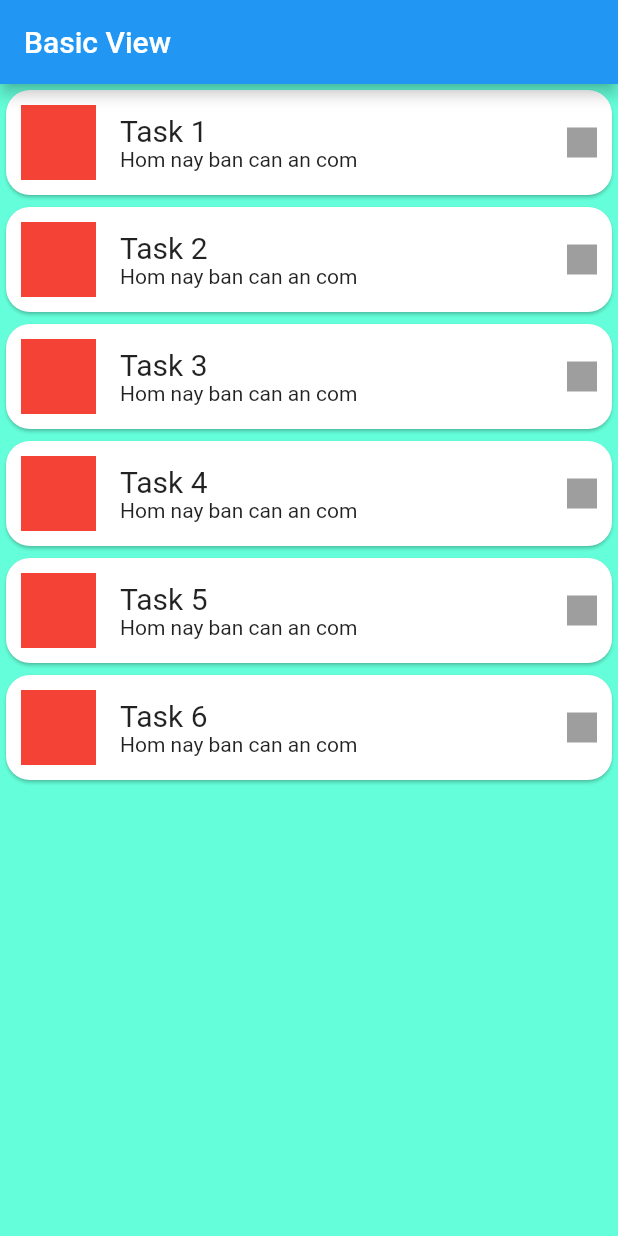
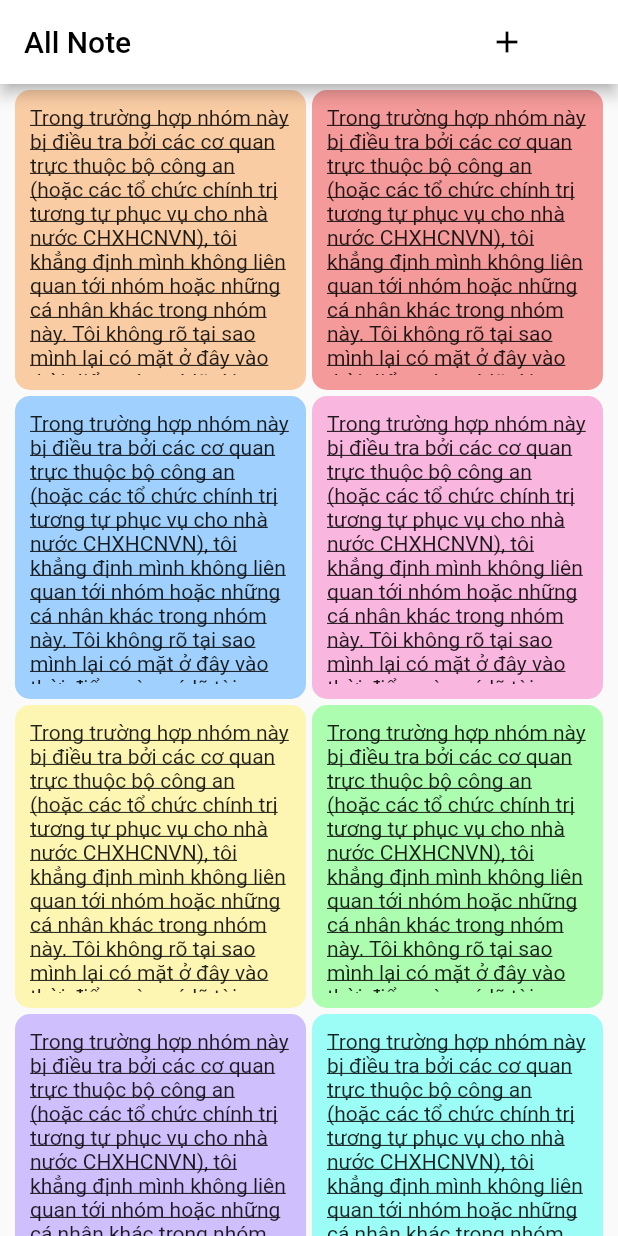
Before and after one commit to ProJulius/Flutter_Course, a Flutter app: the screen it shows after launch, on a phone screen of 412 x 824 dp. Run offline on Flutter 3.47's test engine with Material 2 defaults, Android fonts, the phone set to English and light mode, and no system bars.

Commit message:
Bai Tap tuan 1

```diff
--- a/lib/main.dart
+++ b/lib/main.dart
@@ -1,4 +1,6 @@
 import 'package:flutter/material.dart';
+import 'package:my_test/second.dart';
+import 'package:my_test/third.dart';
 
 void main() {
   runApp(MyApp());
@@ -10,215 +12,234 @@ class MyApp extends StatelessWidget {
     return MaterialApp(
       home: Scaffold(
         appBar: AppBar(
-          title: Text('Basic View'),
+          backgroundColor: Colors.white,
+          title: Text('All Note', style: TextStyle(color: Colors.black),),
+          actions: [
+            Builder(
+                builder: (BuildContext context){
+                  return Padding(
+                    padding: EdgeInsets.only(right: 50),
+                    child: IconButton(
+                      icon: Icon(Icons.add, color: Colors.black,),
+                      onPressed: () {
+                        Navigator.push(
+                          context,
+                          MaterialPageRoute(builder: (context) => ThirdView()),
+                        );
+                      },
+                    ),
+                  );
+                }
+            ),
+          ],
         ),
         body: Container(
-          color: Colors.tealAccent,
-          child: Column(
+          child: GridView.count(
+            crossAxisCount: 2,
             children: [
-              Card(
-                  shape: RoundedRectangleBorder(
-                      borderRadius: BorderRadius.circular(16)
+              Builder(
+                  builder: (BuildContext context){
+                    return GestureDetector(
+                      onTap: (){
+                        Navigator.push(
+                          context,
+                          MaterialPageRoute(builder: (context) => SecondView()),
+                        );
+                      },
+                      onDoubleTap: (){
+                        Navigator.push(
+                          context,
+                          MaterialPageRoute(builder: (context) => SecondView()),
+                        );
+                      },
+                      onLongPress: (){},
+                      child: Container(
+                        child: Text('Trong trường hợp nhóm này bị điều tra bởi các cơ quan '
+                            'trực thuộc bộ công an (hoặc các tổ chức chính trị tương tự '
+                            'phục vụ cho nhà nước CHXHCNVN), tôi khẳng định mình không liên quan'
+                            ' tới nhóm hoặc những cá nhân khác trong nhóm này. Tôi không rõ '
+                            'tại sao mình lại có mặt ở đây vào thời điểm này, có lẽ tài khoản '
+                            'của tôi đã được thêm bởi một bên thứ ba. Tôi cũng xin khẳng định'
+                            ' rằng mình không hề giúp sức cho những hành động chống phá Đảng và'
+                            ' nhà nước của các thành viên trong nhóm này.',
+                          style: TextStyle(decoration: TextDecoration.underline),
                         ),
-                  child: Padding(
-                      padding: EdgeInsets.all(10),
-                      child: Row(
-                        children: [
-                          Container(
-                            height: 50,
-                            width: 50,
-                            color: Colors.red,
+                        decoration: BoxDecoration(
+                          color: Color(0xffF99F4C).withOpacity(0.5),
+                          shape: BoxShape.rectangle,
+                          borderRadius: BorderRadius.all(Radius.circular(10)),
                         ),
-                          SizedBox(width: 16),
-                          Expanded(
-                              child: Column(
-                                mainAxisSize: MainAxisSize.min,
-                                crossAxisAlignment: CrossAxisAlignment.start,
-                                children: [
-                                  Text('Task 1', style: TextStyle(fontSize: 20),),
-                                  Text('Hom nay ban can an com')
-                                ],
-                              )
+                        padding: const EdgeInsets.all(10),
+                        margin: const EdgeInsets.fromLTRB(10, 4, 2, 2),
+                      ),
+                    );
+                  }
               ),
               Container(
-                            height: 20,
-                            width: 20,
-                            color: Colors.grey,
-                          )
-                        ],
-                      )
-                  )
+                child: GridTile(
+                  child: Container(
+                    child: Text('Trong trường hợp nhóm này bị điều tra bởi các cơ quan '
+                        'trực thuộc bộ công an (hoặc các tổ chức chính trị tương tự '
+                        'phục vụ cho nhà nước CHXHCNVN), tôi khẳng định mình không liên quan'
+                        ' tới nhóm hoặc những cá nhân khác trong nhóm này. Tôi không rõ '
+                        'tại sao mình lại có mặt ở đây vào thời điểm này, có lẽ tài khoản '
+                        'của tôi đã được thêm bởi một bên thứ ba. Tôi cũng xin khẳng định'
+                        ' rằng mình không hề giúp sức cho những hành động chống phá Đảng và'
+                        ' nhà nước của các thành viên trong nhóm này.',
+                      style: TextStyle(decoration: TextDecoration.underline),
                     ),
-              Card(
-                  shape: RoundedRectangleBorder(
-                      borderRadius: BorderRadius.circular(16)
+                    decoration: BoxDecoration(
+                      color: Color(0xffEE3A3A).withOpacity(0.5),
+                      shape: BoxShape.rectangle,
+                      borderRadius: BorderRadius.all(Radius.circular(10)),
                     ),
-                  child: Padding(
-                      padding: EdgeInsets.all(10),
-                      child: Row(
-                        children: [
-                          Container(
-                            height: 50,
-                            width: 50,
-                            color: Colors.red,
+                    padding: const EdgeInsets.all(10),
+                    margin: const EdgeInsets.fromLTRB(2, 4, 10, 2),
                   ),
-                          SizedBox(width: 16),
-                          Expanded(
-                              child: Column(
-                                mainAxisSize: MainAxisSize.min,
-                                crossAxisAlignment: CrossAxisAlignment.start,
-                                children: [
-                                  Text('Task 2', style: TextStyle(fontSize: 20),),
-                                  Text('Hom nay ban can an com')
-                                ],
-                              )
+                ),
               ),
               Container(
-                            height: 20,
-                            width: 20,
-                            color: Colors.grey,
-                          )
-                        ],
-                      )
-                  )
+                child: GridTile(
+                  child: Container(
+                      child: Text('Trong trường hợp nhóm này bị điều tra bởi các cơ quan '
+                          'trực thuộc bộ công an (hoặc các tổ chức chính trị tương tự '
+                          'phục vụ cho nhà nước CHXHCNVN), tôi khẳng định mình không liên quan'
+                          ' tới nhóm hoặc những cá nhân khác trong nhóm này. Tôi không rõ '
+                          'tại sao mình lại có mặt ở đây vào thời điểm này, có lẽ tài khoản '
+                          'của tôi đã được thêm bởi một bên thứ ba. Tôi cũng xin khẳng định'
+                          ' rằng mình không hề giúp sức cho những hành động chống phá Đảng và'
+                          ' nhà nước của các thành viên trong nhóm này.',
+                        style: TextStyle(decoration: TextDecoration.underline),
                       ),
-              Card(
-                  shape: RoundedRectangleBorder(
-                      borderRadius: BorderRadius.circular(16)
+                      decoration: BoxDecoration(
+                        color: Color(0xff46A6FF).withOpacity(0.5),
+                        shape: BoxShape.rectangle,
+                        borderRadius: BorderRadius.all(Radius.circular(10)),
                       ),
-                  child: Padding(
-                      padding: EdgeInsets.all(10),
-                      child: Row(
-                        children: [
-                          Container(
-                            height: 50,
-                            width: 50,
-                            color: Colors.red,
+                      padding: const EdgeInsets.all(10),
+                      margin: const EdgeInsets.fromLTRB(10, 2, 2, 2)
                   ),
-                          SizedBox(width: 16),
-                          Expanded(
-                              child: Column(
-                                mainAxisSize: MainAxisSize.min,
-                                crossAxisAlignment: CrossAxisAlignment.start,
-                                children: [
-                                  Text('Task 3', style: TextStyle(fontSize: 20),),
-                                  Text('Hom nay ban can an com')
-                                ],
-                              )
+                ),
               ),
               Container(
-                            height: 20,
-                            width: 20,
-                            color: Colors.grey,
-                          )
-                        ],
-                      )
-                  )
+                child: GridTile(
+                  child: Container(
+                      child: Text('Trong trường hợp nhóm này bị điều tra bởi các cơ quan '
+                          'trực thuộc bộ công an (hoặc các tổ chức chính trị tương tự '
+                          'phục vụ cho nhà nước CHXHCNVN), tôi khẳng định mình không liên quan'
+                          ' tới nhóm hoặc những cá nhân khác trong nhóm này. Tôi không rõ '
+                          'tại sao mình lại có mặt ở đây vào thời điểm này, có lẽ tài khoản '
+                          'của tôi đã được thêm bởi một bên thứ ba. Tôi cũng xin khẳng định'
+                          ' rằng mình không hề giúp sức cho những hành động chống phá Đảng và'
+                          ' nhà nước của các thành viên trong nhóm này.',
+                        style: TextStyle(decoration: TextDecoration.underline),
                       ),
-              Card(
-                  shape: RoundedRectangleBorder(
-                      borderRadius: BorderRadius.circular(16)
+                      decoration: BoxDecoration(
+                        color: Color(0xffF972C3).withOpacity(0.5),
+                        shape: BoxShape.rectangle,
+                        borderRadius: BorderRadius.all(Radius.circular(10)),
                       ),
-                  child: Padding(
-                      padding: EdgeInsets.all(10),
-                      child: Row(
-                        children: [
-                          Container(
-                            height: 50,
-                            width: 50,
-                            color: Colors.red,
+                      padding: const EdgeInsets.all(10),
+                      margin: const EdgeInsets.fromLTRB(2, 2, 10, 2)
                   ),
-                          SizedBox(width: 16),
-                          Expanded(
-                              child: Column(
-                                mainAxisSize: MainAxisSize.min,
-                                crossAxisAlignment: CrossAxisAlignment.start,
-                                children: [
-                                  Text('Task 4', style: TextStyle(fontSize: 20),),
-                                  Text('Hom nay ban can an com')
-                                ],
-                              )
+                ),
               ),
               Container(
-                            height: 20,
-                            width: 20,
-                            color: Colors.grey,
-                          )
-                        ],
-                      )
-                  )
+                child: GridTile(
+                  child: Container(
+                      child: Text('Trong trường hợp nhóm này bị điều tra bởi các cơ quan '
+                          'trực thuộc bộ công an (hoặc các tổ chức chính trị tương tự '
+                          'phục vụ cho nhà nước CHXHCNVN), tôi khẳng định mình không liên quan'
+                          ' tới nhóm hoặc những cá nhân khác trong nhóm này. Tôi không rõ '
+                          'tại sao mình lại có mặt ở đây vào thời điểm này, có lẽ tài khoản '
+                          'của tôi đã được thêm bởi một bên thứ ba. Tôi cũng xin khẳng định'
+                          ' rằng mình không hề giúp sức cho những hành động chống phá Đảng và'
+                          ' nhà nước của các thành viên trong nhóm này.',
+                        style: TextStyle(decoration: TextDecoration.underline),
                       ),
-              Card(
-                  shape: RoundedRectangleBorder(
-                      borderRadius: BorderRadius.circular(16)
+                      decoration: BoxDecoration(
+                        color: Color(0xffFFF06A).withOpacity(0.5),
+                        shape: BoxShape.rectangle,
+                        borderRadius: BorderRadius.all(Radius.circular(10)),
                       ),
-                  child: Padding(
-                      padding: EdgeInsets.all(10),
-                      child: Row(
-                        children: [
-                          Container(
-                            height: 50,
-                            width: 50,
-                            color: Colors.red,
+                      padding: const EdgeInsets.all(10),
+                      margin: const EdgeInsets.fromLTRB(10, 2, 2, 2)
                   ),
-                          SizedBox(width: 16),
-                          Expanded(
-                              child: Column(
-                                mainAxisSize: MainAxisSize.min,
-                                crossAxisAlignment: CrossAxisAlignment.start,
-                                children: [
-                                  Text('Task 5', style: TextStyle(fontSize: 20),),
-                                  Text('Hom nay ban can an com')
-                                ],
-                              )
+                ),
               ),
               Container(
-                            height: 20,
-                            width: 20,
-                            color: Colors.grey,
-                          )
-                        ],
-                      )
-                  )
+                child: GridTile(
+                  child: Container(
+                      child: Text('Trong trường hợp nhóm này bị điều tra bởi các cơ quan '
+                          'trực thuộc bộ công an (hoặc các tổ chức chính trị tương tự '
+                          'phục vụ cho nhà nước CHXHCNVN), tôi khẳng định mình không liên quan'
+                          ' tới nhóm hoặc những cá nhân khác trong nhóm này. Tôi không rõ '
+                          'tại sao mình lại có mặt ở đây vào thời điểm này, có lẽ tài khoản '
+                          'của tôi đã được thêm bởi một bên thứ ba. Tôi cũng xin khẳng định'
+                          ' rằng mình không hề giúp sức cho những hành động chống phá Đảng và'
+                          ' nhà nước của các thành viên trong nhóm này.',
+                        style: TextStyle(decoration: TextDecoration.underline),
                       ),
-              Card(
-                  shape: RoundedRectangleBorder(
-                      borderRadius: BorderRadius.circular(16)
+                      decoration: BoxDecoration(
+                        color: Color(0xff60FF66).withOpacity(0.5),
+                        shape: BoxShape.rectangle,
+                        borderRadius: BorderRadius.all(Radius.circular(10)),
                       ),
-                  child: Padding(
-                      padding: EdgeInsets.all(10),
-                      child: Row(
-                        children: [
-                          Container(
-                            height: 50,
-                            width: 50,
-                            color: Colors.red,
+                      padding: const EdgeInsets.all(10),
+                      margin: const EdgeInsets.fromLTRB(2, 2, 10, 2)
                   ),
-                          SizedBox(width: 16),
-                          Expanded(
-                              child: Column(
-                                mainAxisSize: MainAxisSize.min,
-                                crossAxisAlignment: CrossAxisAlignment.start,
-                                children: [
-                                  Text('Task 6', style: TextStyle(fontSize: 20),),
-                                  Text('Hom nay ban can an com')
-                                ],
-                              )
+                ),
               ),
               Container(
-                            height: 20,
-                            width: 20,
-                            color: Colors.grey,
-                          )
-                        ],
-                      )
-                  )
+                child: GridTile(
+                  child: Container(
+                      child: Text('Trong trường hợp nhóm này bị điều tra bởi các cơ quan '
+                          'trực thuộc bộ công an (hoặc các tổ chức chính trị tương tự '
+                          'phục vụ cho nhà nước CHXHCNVN), tôi khẳng định mình không liên quan'
+                          ' tới nhóm hoặc những cá nhân khác trong nhóm này. Tôi không rõ '
+                          'tại sao mình lại có mặt ở đây vào thời điểm này, có lẽ tài khoản '
+                          'của tôi đã được thêm bởi một bên thứ ba. Tôi cũng xin khẳng định'
+                          ' rằng mình không hề giúp sức cho những hành động chống phá Đảng và'
+                          ' nhà nước của các thành viên trong nhóm này.',
+                        style: TextStyle(decoration: TextDecoration.underline),
+                      ),
+                      decoration: BoxDecoration(
+                        color: Color(0xffA484FF).withOpacity(0.5),
+                        shape: BoxShape.rectangle,
+                        borderRadius: BorderRadius.all(Radius.circular(10)),
+                      ),
+                      padding: const EdgeInsets.all(10),
+                      margin: const EdgeInsets.fromLTRB(10, 2, 2, 2)
+                  ),
+                ),
+              ),
+              Container(
+                child: GridTile(
+                  child: Container(
+                      child: Text('Trong trường hợp nhóm này bị điều tra bởi các cơ quan '
+                          'trực thuộc bộ công an (hoặc các tổ chức chính trị tương tự '
+                          'phục vụ cho nhà nước CHXHCNVN), tôi khẳng định mình không liên quan'
+                          ' tới nhóm hoặc những cá nhân khác trong nhóm này. Tôi không rõ '
+                          'tại sao mình lại có mặt ở đây vào thời điểm này, có lẽ tài khoản '
+                          'của tôi đã được thêm bởi một bên thứ ba. Tôi cũng xin khẳng định'
+                          ' rằng mình không hề giúp sức cho những hành động chống phá Đảng và'
+                          ' nhà nước của các thành viên trong nhóm này.',
+                        style: TextStyle(decoration: TextDecoration.underline),
+                      ),
+                      decoration: BoxDecoration(
+                        color: Color(0xff3DFFF3).withOpacity(0.5),
+                        shape: BoxShape.rectangle,
+                        borderRadius: BorderRadius.all(Radius.circular(10)),
+                      ),
+                      padding: const EdgeInsets.all(10),
+                      margin: const EdgeInsets.fromLTRB(2, 2, 10, 2)
+                  ),
+                ),
               ),
             ],
           ),
         ),
       ),
-
       debugShowCheckedModeBanner: false,
     );
   }
--- /dev/null
+++ b/lib/second.dart
@@ -0,0 +1,43 @@
+import 'package:flutter/material.dart';
+
+class SecondView extends StatelessWidget {
+  const SecondView({super.key});
+
+  @override
+  Widget build(BuildContext context) {
+    return MaterialApp(
+        home: Scaffold(
+        appBar: AppBar(
+          leading: IconButton(
+            icon: Icon(Icons.arrow_back,color: Colors.black,),
+            onPressed: () {
+              Navigator.pop(context);
+            },
+          ),
+          backgroundColor: Colors.white,
+          title: Text('Create Database', style: TextStyle(color: Colors.black),),
+        ),
+        body: Container(
+          child: Text('Trong trường hợp nhóm này bị điều tra bởi các cơ quan '
+              'trực thuộc bộ công an (hoặc các tổ chức chính trị tương tự '
+              'phục vụ cho nhà nước CHXHCNVN), tôi khẳng định mình không liên quan'
+              ' tới nhóm hoặc những cá nhân khác trong nhóm này. Tôi không rõ '
+              'tại sao mình lại có mặt ở đây vào thời điểm này, có lẽ tài khoản '
+              'của tôi đã được thêm bởi một bên thứ ba. Tôi cũng xin khẳng định'
+              ' rằng mình không hề giúp sức cho những hành động chống phá Đảng và'
+              ' nhà nước của các thành viên trong nhóm này.',
+            style: TextStyle(
+              fontSize: 16
+            ),
+          ),
+          decoration: BoxDecoration(
+            shape: BoxShape.rectangle,
+            borderRadius: BorderRadius.all(Radius.circular(10)),
+          ),
+          padding: const EdgeInsets.all(10),
+        ),
+      ),
+      debugShowCheckedModeBanner: false,
+    );
+  }
+}
--- /dev/null
+++ b/lib/third.dart
@@ -0,0 +1,26 @@
+import 'package:flutter/material.dart';
+
+class ThirdView extends StatelessWidget{
+  @override
+  Widget build(BuildContext context) {
+    return MaterialApp(
+      home: Scaffold(
+        appBar: AppBar(
+          leading: IconButton(
+            icon: Icon(Icons.arrow_back,color: Colors.black,),
+            onPressed: () {
+              Navigator.pop(context);
+            },
+          ),
+          backgroundColor: Colors.white,
+          title: Text('Create A New Note', style: TextStyle(color: Colors.grey),),
+        ),
+        body: Container(
+
+        ),
+      ),
+      debugShowCheckedModeBanner: false,
+    );
+  }
+
+}
```
Lines whose indentation alone changed are shown as unchanged.
